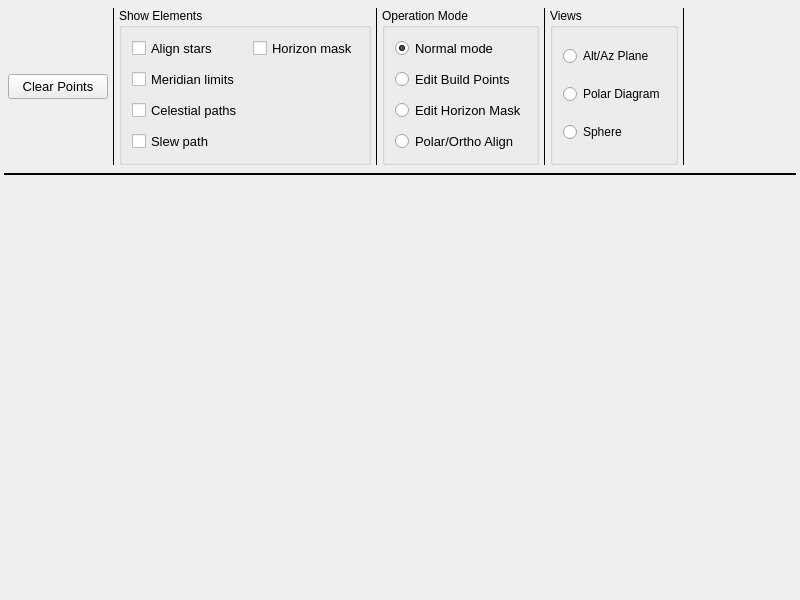
First picture: the form in mw4/gui/widgets/hemisphere.ui, repository mworion/MountWizzard4, before the edit.
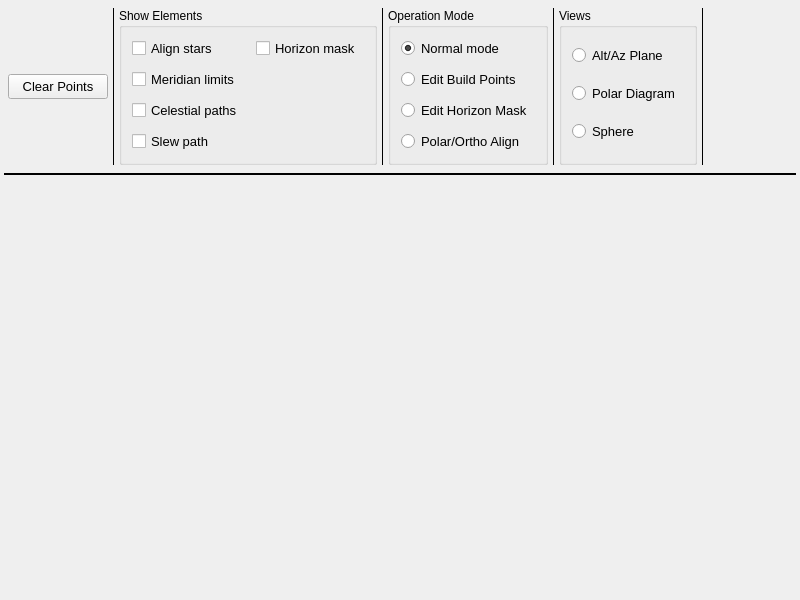
Second picture: the form after the edit.

```diff
--- a/mw4/gui/widgets/hemisphere.ui
+++ b/mw4/gui/widgets/hemisphere.ui
@@ -180,7 +180,7 @@
            </font>
           </property>
           <property name="text">
-           <string>Meridian limits</string>
+           <string>Meridian limits </string>
           </property>
          </widget>
         </item>
@@ -192,7 +192,7 @@
            </font>
           </property>
           <property name="text">
-           <string>Celestial paths</string>
+           <string>Celestial paths </string>
           </property>
          </widget>
         </item>
@@ -207,7 +207,7 @@
            <string>&lt;html&gt;&lt;head/&gt;&lt;body&gt;&lt;p&gt;Use horizon mask file in hemisphere window.&lt;/p&gt;&lt;/body&gt;&lt;/html&gt;</string>
           </property>
           <property name="text">
-           <string>Horizon mask</string>
+           <string>Horizon mask </string>
           </property>
           <property name="checked">
            <bool>false</bool>
@@ -222,7 +222,7 @@
            </font>
           </property>
           <property name="text">
-           <string>Align stars</string>
+           <string>Align stars </string>
           </property>
          </widget>
         </item>
@@ -234,7 +234,7 @@
            </font>
           </property>
           <property name="text">
-           <string>Slew path</string>
+           <string>Slew path </string>
           </property>
          </widget>
         </item>
@@ -310,7 +310,7 @@
            </font>
           </property>
           <property name="text">
-           <string>Edit Horizon Mask</string>
+           <string>Edit Horizon Mask </string>
           </property>
          </widget>
         </item>
@@ -325,7 +325,7 @@
            </font>
           </property>
           <property name="text">
-           <string>Polar/Ortho Align</string>
+           <string>Polar/Ortho Align </string>
           </property>
          </widget>
         </item>
@@ -368,6 +368,11 @@
         </property>
         <item row="0" column="0">
          <widget class="QRadioButton" name="radioButton">
+          <property name="font">
+           <font>
+            <pointsize>10</pointsize>
+           </font>
+          </property>
           <property name="text">
            <string>Alt/Az Plane</string>
           </property>
@@ -375,13 +380,23 @@
         </item>
         <item row="1" column="0">
          <widget class="QRadioButton" name="radioButton_2">
+          <property name="font">
+           <font>
+            <pointsize>10</pointsize>
+           </font>
+          </property>
           <property name="text">
-           <string>Polar Diagram</string>
+           <string>Polar Diagram </string>
           </property>
          </widget>
         </item>
         <item row="2" column="0">
          <widget class="QRadioButton" name="radioButton_3">
+          <property name="font">
+           <font>
+            <pointsize>10</pointsize>
+           </font>
+          </property>
           <property name="text">
            <string>Sphere</string>
           </property>
```
